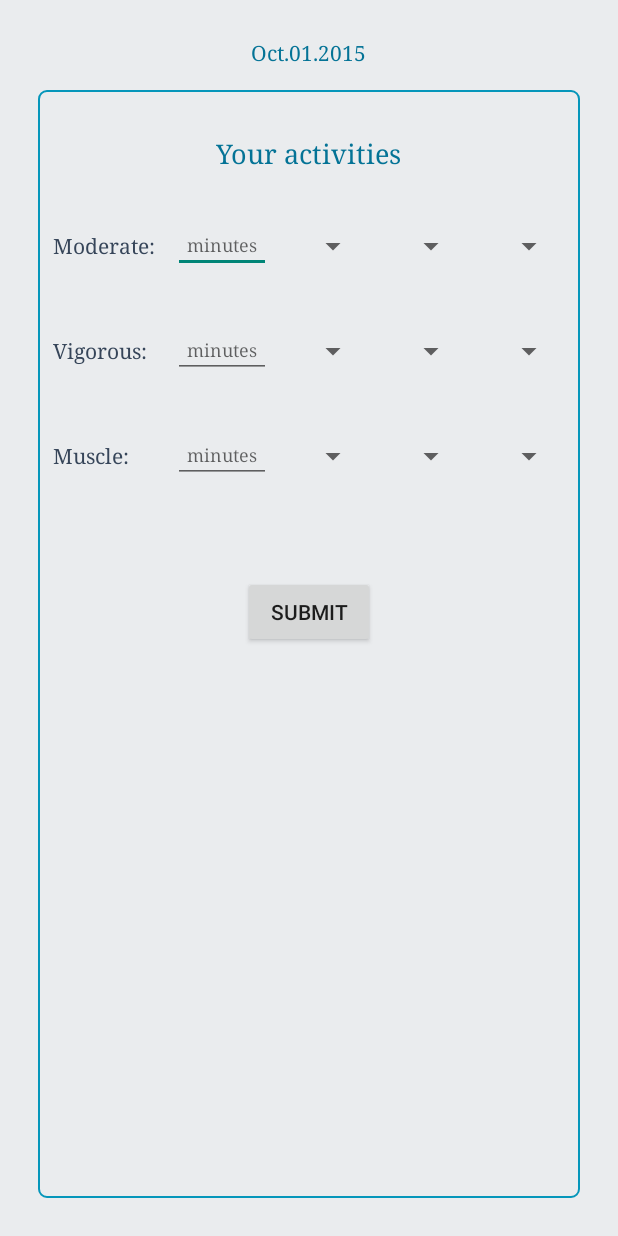
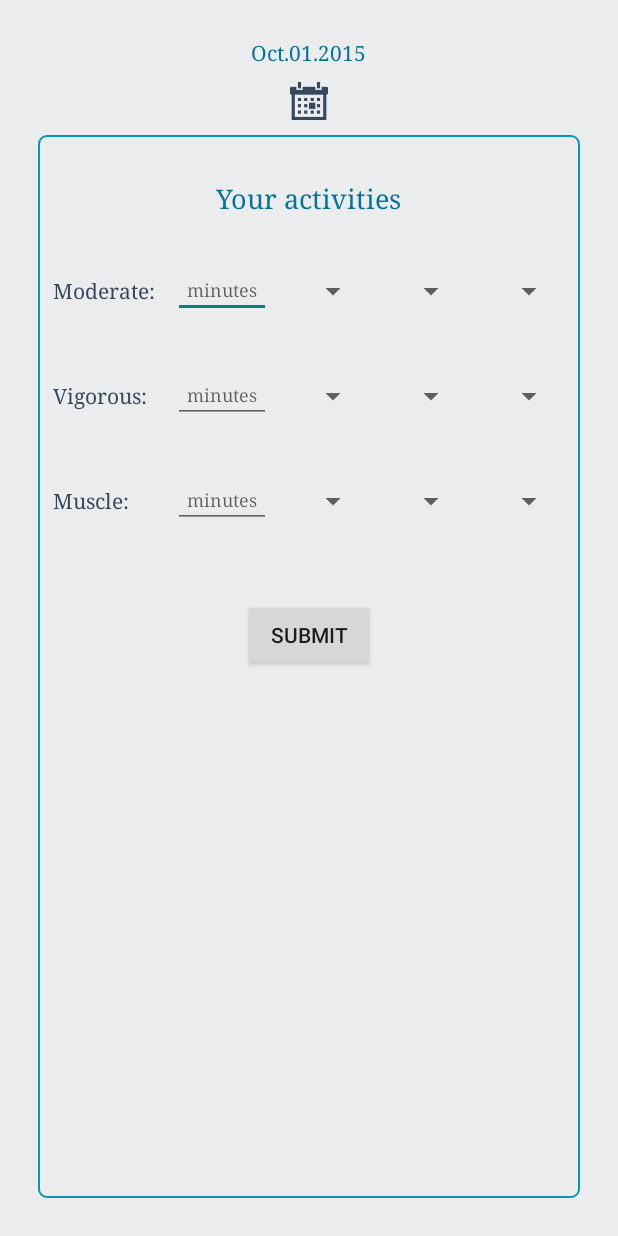
Before and after one commit to dreganism/PennSHAPE, an Android app: the layout ps_fragment_daily_update.xml on its own in the app's theme, with its tools: preview values and no code run, on a phone screen of 412 x 824 dp. Run offline under Robolectric (Android 15) with nearby library versions, the light colour scheme and no system bars.

Commit message:
Calendar picker

```diff
--- a/Client/Android/PennSHAPE/app/src/main/res/layout/ps_fragment_daily_update.xml
+++ b/Client/Android/PennSHAPE/app/src/main/res/layout/ps_fragment_daily_update.xml
@@ -13,8 +13,16 @@
         android:id="@+id/date_text"
         android:layout_gravity="center"
         android:text="@string/ps_sample_date"
-        android:paddingBottom="15dp"
+        android:layout_marginBottom="10dp"
         style="@style/UserDateFont"/>
+    <ImageView
+        android:layout_width="50dp"
+        android:layout_height="25dp"
+        android:id="@+id/calendar"
+        android:layout_gravity="center_horizontal"
+        android:src="@drawable/ic_calendar"
+        android:scaleType="centerInside"
+        android:layout_marginBottom="10dp"/>
     <LinearLayout
         android:layout_width="match_parent"
         android:layout_height="match_parent"
@@ -185,7 +193,7 @@
             android:layout_height="wrap_content"
             android:id="@+id/submit"
             android:layout_gravity="center_horizontal"
-            android:layout_marginTop="30dp"
+            android:layout_marginTop="15dp"
             android:text="@string/ps_record_button"/>
 
     </LinearLayout>
```
Also changed, not shown: Client/Android/PennSHAPE/app/src/main/java/com/pennshape/app/fragment/PSDailyUpdateFragmentTab.java (+31 -5 lines), Client/Android/PennSHAPE/app/src/main/res/drawable/ic_calendar.png (added).
